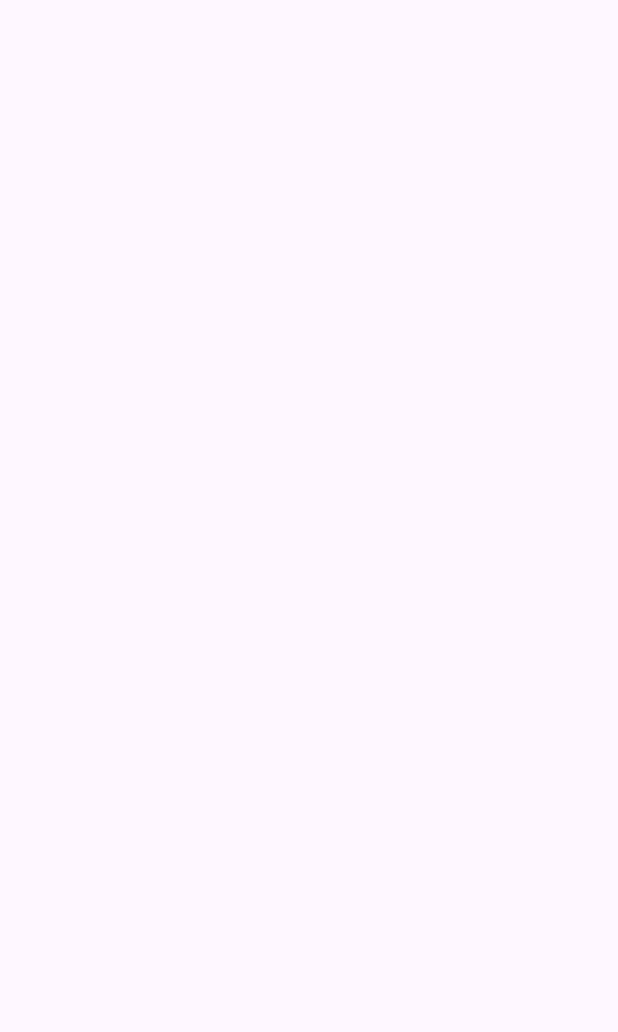
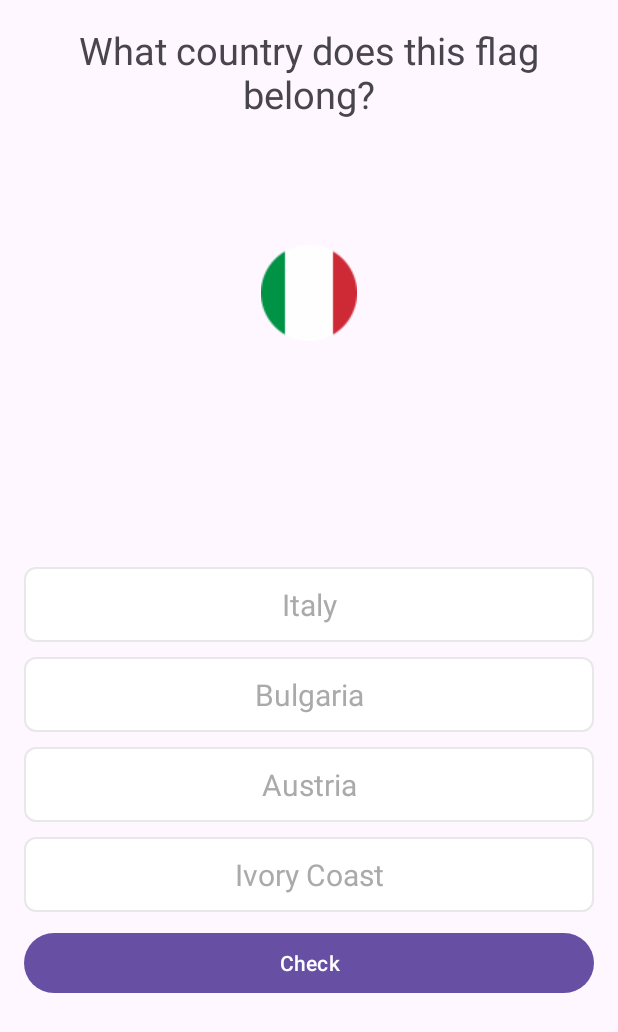
Before and after one commit to eneshoros/QuizApp, an Android app: the QuestionsActivity screen opened directly, with no data from a screen before it, on a phone screen of 412 x 824 dp. Before the commit the part shown is empty. Shown: the top 1032 px of the screen. Run offline under Robolectric (Android 15) with nearby library versions, the phone set to English and light mode, and no system bars.

Commit message:
Connecting the UI with the model

```diff
--- a/app/src/main/java/com/example/quizapp/ui/QuestionsActivity.kt
+++ b/app/src/main/java/com/example/quizapp/ui/QuestionsActivity.kt
@@ -2,16 +2,53 @@ package com.example.quizapp.ui
 
 import android.os.Bundle
 import android.util.Log
+import android.widget.ImageView
+import android.widget.ProgressBar
+import android.widget.TextView
 import androidx.appcompat.app.AppCompatActivity
 import com.example.quizapp.R
+import com.example.quizapp.model.Question
 import com.example.quizapp.utils.Constants
 
 class QuestionsActivity : AppCompatActivity() {
+    private lateinit var progressBar:ProgressBar
+    private lateinit var textViewProgress:TextView
+    private lateinit var textViewQuestion:TextView
+    private lateinit var flagImage:ImageView
+    private lateinit var textViewOptionOne:TextView
+    private lateinit var textViewOptionTwo:TextView
+    private lateinit var textViewOptionThree:TextView
+    private lateinit var textViewOptionFour:TextView
+    private val currentPosition=1
+    private lateinit var questionsList:MutableList<Question>
     override fun onCreate(savedInstanceState: Bundle?) {
         super.onCreate(savedInstanceState)
         setContentView(R.layout.activity_questions)
 
-        val questionsList=Constants.getQuestions()
+        progressBar=findViewById(R.id.progressBar)
+        textViewProgress=findViewById(R.id.text_view_progress)
+        textViewQuestion=findViewById(R.id.question_text_view)
+        flagImage=findViewById(R.id.image_flag)
+        textViewOptionOne=findViewById(R.id.text_view_option_one)
+        textViewOptionTwo=findViewById(R.id.text_view_option_two)
+        textViewOptionThree=findViewById(R.id.text_view_option_three)
+        textViewOptionFour=findViewById(R.id.text_view_option_four)
+
+        questionsList=Constants.getQuestions()
         Log.d("QuestionSize","${questionsList.size}")
+
+        setQuestion()
+    }
+
+    private fun setQuestion(){
+        val question=questionsList[currentPosition-1]
+        flagImage.setImageResource(question.image)
+        progressBar.progress=currentPosition
+        textViewProgress.text="$currentPosition/${progressBar.max}"
+        textViewQuestion.text=question.question
+        textViewOptionOne.text=question.optionOne
+        textViewOptionTwo.text=question.optionTwo
+        textViewOptionThree.text=question.optionThree
+        textViewOptionFour.text=question.optionFour
     }
 }
--- /dev/null
+++ b/app/src/main/res/drawable/default_option_border_bg.xml
@@ -0,0 +1,8 @@
+<?xml version="1.0" encoding="utf-8"?>
+<shape android:shape="rectangle" xmlns:android="http://schemas.android.com/apk/res/android">
+
+    <stroke android:width="1dp" android:color="#E8E8E8"/>
+    <solid android:color="@color/white"/>
+    <corners android:radius="7dp"/>
+
+</shape>
--- a/app/src/main/res/layout/activity_questions.xml
+++ b/app/src/main/res/layout/activity_questions.xml
@@ -67,6 +67,62 @@
 
         </androidx.appcompat.widget.LinearLayoutCompat>
 
+        <TextView
+            android:id="@+id/text_view_option_one"
+            android:layout_width="match_parent"
+            android:layout_height="wrap_content"
+            android:textColor="@android:color/darker_gray"
+            android:gravity="center"
+            tools:text="Option 1"
+            android:textSize="20sp"
+            android:background="@drawable/default_option_border_bg"
+            android:layout_marginTop="10dp"
+            android:minHeight="50dp"/>
+
+        <TextView
+            android:id="@+id/text_view_option_two"
+            android:layout_width="match_parent"
+            android:layout_height="wrap_content"
+            android:textColor="@android:color/darker_gray"
+            android:gravity="center"
+            tools:text="Option 2"
+            android:textSize="20sp"
+            android:background="@drawable/default_option_border_bg"
+            android:layout_marginTop="10dp"
+            android:minHeight="50dp"/>
+
+        <TextView
+            android:id="@+id/text_view_option_three"
+            android:layout_width="match_parent"
+            android:layout_height="wrap_content"
+            android:textColor="@android:color/darker_gray"
+            android:gravity="center"
+            tools:text="Option 3"
+            android:textSize="20sp"
+            android:background="@drawable/default_option_border_bg"
+            android:layout_marginTop="10dp"
+            android:minHeight="50dp"/>
+
+        <TextView
+            android:id="@+id/text_view_option_four"
+            android:layout_width="match_parent"
+            android:layout_height="wrap_content"
+            android:textColor="@android:color/darker_gray"
+            android:gravity="center"
+            tools:text="Option 4"
+            android:textSize="20sp"
+            android:background="@drawable/default_option_border_bg"
+            android:layout_marginTop="10dp"
+            android:minHeight="50dp"/>
+
+        <Button
+            android:id="@+id/button_check"
+            android:layout_width="match_parent"
+            android:layout_height="wrap_content"
+            android:text="@string/check"
+            android:textColor="@color/white"
+            android:layout_marginTop="10dp"/>
+
     </androidx.appcompat.widget.LinearLayoutCompat>
 
 </androidx.core.widget.NestedScrollView>
--- a/app/src/main/res/values/strings.xml
+++ b/app/src/main/res/values/strings.xml
@@ -4,4 +4,5 @@
     <string name="welcome">Welcome</string>
     <string name="name">Name</string>
     <string name="image_flag">Image Flag</string>
+    <string name="check">Check</string>
 </resources>
```
